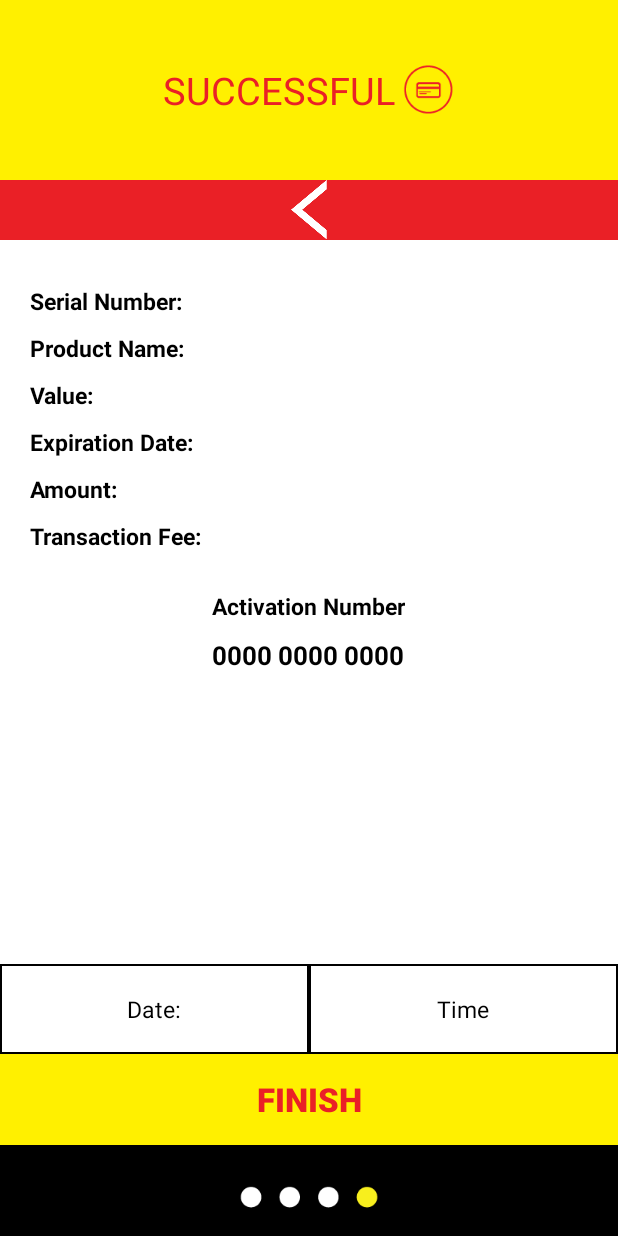
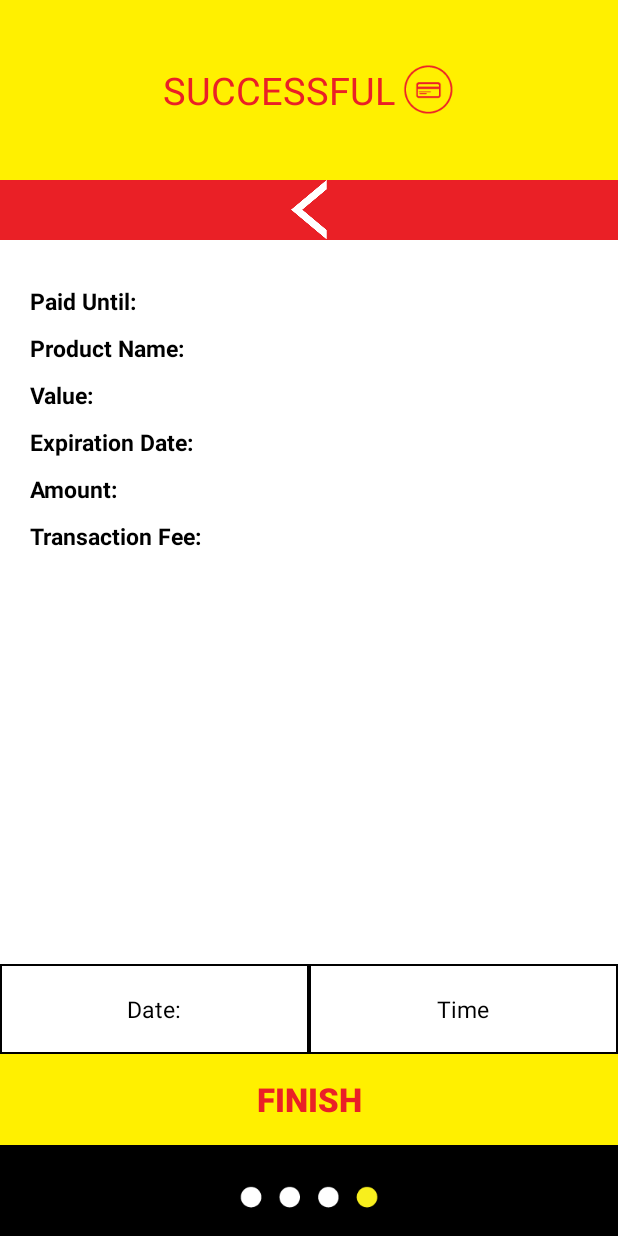
Before and after one commit to gee-whiz/PreampedBw, an Android app: the PoBoxSuccessfull screen opened directly, with no data from a screen before it, on a phone screen of 412 x 824 dp. Run offline under Robolectric (Android 15) with nearby library versions, the phone set to English and light mode, and no system bars; network calls fail.

Commit message:
Re factored the po box activity

```diff
--- a/app/src/main/java/za/co/empirestate/botspost/preamped/PaymentDetailsActivity.java
+++ b/app/src/main/java/za/co/empirestate/botspost/preamped/PaymentDetailsActivity.java
@@ -37,7 +37,7 @@ public class PaymentDetailsActivity extends Activity
   private String month;
   private MySQLiteFunctions mysqliteFunction;
   private Payment payment;
-  private String year;
+  private String year,groupId;
 
     protected void onCreate(Bundle paramBundle)
   {
@@ -46,6 +46,7 @@ public class PaymentDetailsActivity extends Activity
     Intent localIntent = getIntent();
     this.meterNumber = localIntent.getStringExtra("meter_number");
     this.amount = localIntent.getStringExtra("amount");
+     this.groupId = localIntent.getStringExtra("groupId");
     this.mysqliteFunction = new MySQLiteFunctions(this);
     final Spinner spnMonths = (Spinner) findViewById(R.id.month);
     final Spinner spnYears = (Spinner) findViewById(R.id.year);
@@ -154,6 +155,7 @@ public class PaymentDetailsActivity extends Activity
             localIntent.putExtra("isNew", true);
             Log.d(LOG,"I'm sending this "+PaymentDetailsActivity.this.meterNumber);
             localIntent.putExtra("meter_number",PaymentDetailsActivity.this.meterNumber);
+            localIntent.putExtra("groupId",groupId);
             //Intent encryptIntent = new Intent();
             //encryptIntent.putExtra("card_number",cardNumber);
             //encryptIntent.putExtra("card_cvv",strCvv);
--- a/app/src/main/res/layout/activity_po_box_successfull.xml
+++ b/app/src/main/res/layout/activity_po_box_successfull.xml
@@ -53,7 +53,7 @@
                     android:layout_width="wrap_content"
                     android:layout_height="wrap_content"
                     android:layout_marginTop="10dp"
-                    android:text="Serial Number:"
+                    android:text="Paid Until:"
                     android:textColor="#ff000000"
                     android:textSize="15.0sp"
                     android:textStyle="bold"
@@ -194,24 +194,7 @@
             android:layout_gravity="center"
             android:layout_marginTop="15dp"
             android:orientation="vertical">
-            <TextView
-                android:layout_width="wrap_content"
-                android:layout_height="wrap_content"
-                android:layout_gravity="center"
-                android:text="Activation Number"
-                android:textColor="#ff000000"
-                android:textSize="15.0sp"
-                android:textStyle="bold" />
-            <TextView
-                android:id="@+id/txtActivationNumber"
-                android:layout_width="wrap_content"
-                android:layout_height="wrap_content"
-                android:layout_gravity="center"
-                android:layout_marginTop="10dp"
-                android:text="0000 0000 0000"
-                android:textColor="#ff000000"
-                android:textSize="17.0sp"
-                android:textStyle="bold"/>
+
 
         </LinearLayout>
     </LinearLayout>
```
Also changed, not shown: app/src/main/java/za/co/empirestate/botspost/preamped/ConfirmPurchaseActivity.java (+7 -5 lines), app/src/main/java/za/co/empirestate/botspost/preamped/PostBox.java (+11 -6 lines), 1 other file.
